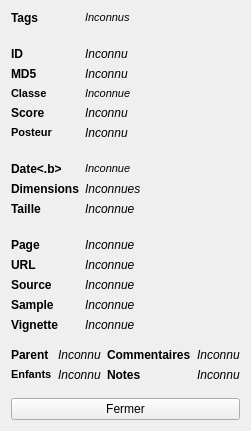
Old version of the form src/viewer/detailswindow.ui in the repository Bionus/imgbrd-grabber.
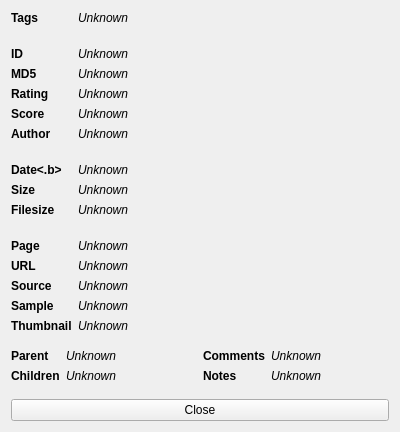
New version of the form. Icons and pictures are not drawn.

Commit message: English in detailsWindow

```diff
--- a/src/viewer/detailswindow.ui
+++ b/src/viewer/detailswindow.ui
@@ -9,7 +9,7 @@
    <rect>
     <x>0</x>
     <y>0</y>
-    <width>247</width>
+    <width>400</width>
     <height>431</height>
    </rect>
   </property>
@@ -51,11 +51,7 @@
         <enum>Qt::CustomContextMenu</enum>
        </property>
        <property name="text">
-        <string>&lt;!DOCTYPE HTML PUBLIC &quot;-//W3C//DTD HTML 4.0//EN&quot; &quot;http://www.w3.org/TR/REC-html40/strict.dtd&quot;&gt;
-&lt;html&gt;&lt;head&gt;&lt;meta name=&quot;qrichtext&quot; content=&quot;1&quot; /&gt;&lt;style type=&quot;text/css&quot;&gt;
-p, li { white-space: pre-wrap; }
-&lt;/style&gt;&lt;/head&gt;&lt;body style=&quot; font-family:'MS Shell Dlg 2'; font-size:8.25pt; font-weight:400; font-style:normal;&quot;&gt;
-&lt;p style=&quot; margin-top:0px; margin-bottom:0px; margin-left:0px; margin-right:0px; -qt-block-indent:0; text-indent:0px;&quot;&gt;&lt;span style=&quot; font-style:italic;&quot;&gt;Inconnus&lt;/span&gt;&lt;/p&gt;&lt;/body&gt;&lt;/html&gt;</string>
+        <string>&lt;i&gt;Unknown&lt;/i&gt;</string>
        </property>
        <property name="wordWrap">
         <bool>true</bool>
@@ -88,29 +84,21 @@
      <item row="2" column="1">
       <widget class="QLabel" name="labelId">
        <property name="text">
-        <string>&lt;i&gt;Inconnu&lt;/i&gt;</string>
+        <string>&lt;i&gt;Unknown&lt;/i&gt;</string>
        </property>
       </widget>
      </item>
      <item row="4" column="0">
       <widget class="QLabel" name="labelFormRating">
        <property name="text">
-        <string>&lt;!DOCTYPE HTML PUBLIC &quot;-//W3C//DTD HTML 4.0//EN&quot; &quot;http://www.w3.org/TR/REC-html40/strict.dtd&quot;&gt;
-&lt;html&gt;&lt;head&gt;&lt;meta name=&quot;qrichtext&quot; content=&quot;1&quot; /&gt;&lt;style type=&quot;text/css&quot;&gt;
-p, li { white-space: pre-wrap; }
-&lt;/style&gt;&lt;/head&gt;&lt;body style=&quot; font-family:'MS Shell Dlg 2'; font-size:8.25pt; font-weight:400; font-style:normal;&quot;&gt;
-&lt;p style=&quot; margin-top:0px; margin-bottom:0px; margin-left:0px; margin-right:0px; -qt-block-indent:0; text-indent:0px;&quot;&gt;&lt;span style=&quot; font-weight:600;&quot;&gt;Classe&lt;/span&gt;&lt;/p&gt;&lt;/body&gt;&lt;/html&gt;</string>
+        <string>&lt;b&gt;Rating&lt;/b&gt;</string>
        </property>
       </widget>
      </item>
      <item row="4" column="1">
       <widget class="QLabel" name="labelRating">
        <property name="text">
-        <string>&lt;!DOCTYPE HTML PUBLIC &quot;-//W3C//DTD HTML 4.0//EN&quot; &quot;http://www.w3.org/TR/REC-html40/strict.dtd&quot;&gt;
-&lt;html&gt;&lt;head&gt;&lt;meta name=&quot;qrichtext&quot; content=&quot;1&quot; /&gt;&lt;style type=&quot;text/css&quot;&gt;
-p, li { white-space: pre-wrap; }
-&lt;/style&gt;&lt;/head&gt;&lt;body style=&quot; font-family:'MS Shell Dlg 2'; font-size:8.25pt; font-weight:400; font-style:normal;&quot;&gt;
-&lt;p style=&quot; margin-top:0px; margin-bottom:0px; margin-left:0px; margin-right:0px; -qt-block-indent:0; text-indent:0px;&quot;&gt;&lt;span style=&quot; font-style:italic;&quot;&gt;Inconnue&lt;/span&gt;&lt;/p&gt;&lt;/body&gt;&lt;/html&gt;</string>
+        <string>&lt;i&gt;Unknown&lt;/i&gt;</string>
        </property>
        <property name="wordWrap">
         <bool>true</bool>
@@ -127,7 +115,7 @@
      <item row="5" column="1">
       <widget class="QLabel" name="labelScore">
        <property name="text">
-        <string>&lt;i&gt;Inconnu&lt;/i&gt;</string>
+        <string>&lt;i&gt;Unknown&lt;/i&gt;</string>
        </property>
        <property name="wordWrap">
         <bool>true</bool>
@@ -137,11 +125,7 @@
      <item row="6" column="0">
       <widget class="QLabel" name="labelFormUser">
        <property name="text">
-        <string>&lt;!DOCTYPE HTML PUBLIC &quot;-//W3C//DTD HTML 4.0//EN&quot; &quot;http://www.w3.org/TR/REC-html40/strict.dtd&quot;&gt;
-&lt;html&gt;&lt;head&gt;&lt;meta name=&quot;qrichtext&quot; content=&quot;1&quot; /&gt;&lt;style type=&quot;text/css&quot;&gt;
-p, li { white-space: pre-wrap; }
-&lt;/style&gt;&lt;/head&gt;&lt;body style=&quot; font-family:'MS Shell Dlg 2'; font-size:8.25pt; font-weight:400; font-style:normal;&quot;&gt;
-&lt;p style=&quot; margin-top:0px; margin-bottom:0px; margin-left:0px; margin-right:0px; -qt-block-indent:0; text-indent:0px;&quot;&gt;&lt;span style=&quot; font-weight:600;&quot;&gt;Posteur&lt;/span&gt;&lt;/p&gt;&lt;/body&gt;&lt;/html&gt;</string>
+        <string>&lt;b&gt;Author&lt;/b&gt;</string>
        </property>
       </widget>
      </item>
@@ -171,39 +155,35 @@
      <item row="8" column="1">
       <widget class="QLabel" name="labelDate">
        <property name="text">
-        <string>&lt;!DOCTYPE HTML PUBLIC &quot;-//W3C//DTD HTML 4.0//EN&quot; &quot;http://www.w3.org/TR/REC-html40/strict.dtd&quot;&gt;
-&lt;html&gt;&lt;head&gt;&lt;meta name=&quot;qrichtext&quot; content=&quot;1&quot; /&gt;&lt;style type=&quot;text/css&quot;&gt;
-p, li { white-space: pre-wrap; }
-&lt;/style&gt;&lt;/head&gt;&lt;body style=&quot; font-family:'MS Shell Dlg 2'; font-size:8.25pt; font-weight:400; font-style:normal;&quot;&gt;
-&lt;p style=&quot; margin-top:0px; margin-bottom:0px; margin-left:0px; margin-right:0px; -qt-block-indent:0; text-indent:0px;&quot;&gt;&lt;span style=&quot; font-style:italic;&quot;&gt;Inconnue&lt;/span&gt;&lt;/p&gt;&lt;/body&gt;&lt;/html&gt;</string>
+        <string>&lt;i&gt;Unknown&lt;/i&gt;</string>
        </property>
       </widget>
      </item>
      <item row="9" column="0">
       <widget class="QLabel" name="labelFormSize">
        <property name="text">
-        <string>&lt;b&gt;Dimensions&lt;/b&gt;</string>
+        <string>&lt;b&gt;Size&lt;/b&gt;</string>
        </property>
       </widget>
      </item>
      <item row="9" column="1">
       <widget class="QLabel" name="labelSize">
        <property name="text">
-        <string>&lt;i&gt;Inconnues&lt;/i&gt;</string>
+        <string>&lt;i&gt;Unknown&lt;/i&gt;</string>
        </property>
       </widget>
      </item>
      <item row="10" column="0">
       <widget class="QLabel" name="labelFormFilesize">
        <property name="text">
-        <string>&lt;b&gt;Taille&lt;/b&gt;</string>
+        <string>&lt;b&gt;Filesize&lt;/b&gt;</string>
        </property>
       </widget>
      </item>
      <item row="10" column="1">
       <widget class="QLabel" name="labelFilesize">
        <property name="text">
-        <string>&lt;i&gt;Inconnue&lt;/i&gt;</string>
+        <string>&lt;i&gt;Unknown&lt;/i&gt;</string>
        </property>
       </widget>
      </item>
@@ -217,7 +197,7 @@
      <item row="3" column="1">
       <widget class="QLabel" name="labelMd5">
        <property name="text">
-        <string>&lt;i&gt;Inconnu&lt;/i&gt;</string>
+        <string>&lt;i&gt;Unknown&lt;/i&gt;</string>
        </property>
       </widget>
      </item>
@@ -260,7 +240,7 @@
         </sizepolicy>
        </property>
        <property name="text">
-        <string>&lt;i&gt;Inconnue&lt;/i&gt;</string>
+        <string>&lt;i&gt;Unknown&lt;/i&gt;</string>
        </property>
        <property name="wordWrap">
         <bool>true</bool>
@@ -279,7 +259,7 @@
         </sizepolicy>
        </property>
        <property name="text">
-        <string>&lt;i&gt;Inconnue&lt;/i&gt;</string>
+        <string>&lt;i&gt;Unknown&lt;/i&gt;</string>
        </property>
        <property name="wordWrap">
         <bool>true</bool>
@@ -299,7 +279,7 @@
      <item row="16" column="0">
       <widget class="QLabel" name="labelFormPreview">
        <property name="text">
-        <string>&lt;b&gt;Vignette&lt;/b&gt;</string>
+        <string>&lt;b&gt;Thumbnail&lt;/b&gt;</string>
        </property>
       </widget>
      </item>
@@ -312,7 +292,7 @@
         </sizepolicy>
        </property>
        <property name="text">
-        <string>&lt;i&gt;Inconnue&lt;/i&gt;</string>
+        <string>&lt;i&gt;Unknown&lt;/i&gt;</string>
        </property>
        <property name="wordWrap">
         <bool>true</bool>
@@ -331,7 +311,7 @@
         </sizepolicy>
        </property>
        <property name="text">
-        <string>&lt;i&gt;Inconnue&lt;/i&gt;</string>
+        <string>&lt;i&gt;Unknown&lt;/i&gt;</string>
        </property>
        <property name="wordWrap">
         <bool>true</bool>
@@ -357,7 +337,7 @@
         </sizepolicy>
        </property>
        <property name="text">
-        <string>&lt;i&gt;Inconnue&lt;/i&gt;</string>
+        <string>&lt;i&gt;Unknown&lt;/i&gt;</string>
        </property>
        <property name="wordWrap">
         <bool>true</bool>
@@ -370,7 +350,7 @@
      <item row="6" column="1">
       <widget class="QLabel" name="labelUser">
        <property name="text">
-        <string>&lt;i&gt;Inconnu&lt;/i&gt;</string>
+        <string>&lt;i&gt;Unknown&lt;/i&gt;</string>
        </property>
        <property name="wordWrap">
         <bool>true</bool>
@@ -412,25 +392,21 @@
        <item row="0" column="1">
         <widget class="QLabel" name="labelParent">
          <property name="text">
-          <string>&lt;i&gt;Inconnu&lt;/i&gt;</string>
+          <string>&lt;i&gt;Unknown&lt;/i&gt;</string>
          </property>
         </widget>
        </item>
        <item row="1" column="0">
         <widget class="QLabel" name="labelFormChildren">
          <property name="text">
-          <string>&lt;!DOCTYPE HTML PUBLIC &quot;-//W3C//DTD HTML 4.0//EN&quot; &quot;http://www.w3.org/TR/REC-html40/strict.dtd&quot;&gt;
-&lt;html&gt;&lt;head&gt;&lt;meta name=&quot;qrichtext&quot; content=&quot;1&quot; /&gt;&lt;style type=&quot;text/css&quot;&gt;
-p, li { white-space: pre-wrap; }
-&lt;/style&gt;&lt;/head&gt;&lt;body style=&quot; font-family:'MS Shell Dlg 2'; font-size:8.25pt; font-weight:400; font-style:normal;&quot;&gt;
-&lt;p style=&quot; margin-top:0px; margin-bottom:0px; margin-left:0px; margin-right:0px; -qt-block-indent:0; text-indent:0px;&quot;&gt;&lt;span style=&quot; font-weight:600;&quot;&gt;Enfants&lt;/span&gt;&lt;/p&gt;&lt;/body&gt;&lt;/html&gt;</string>
+          <string>&lt;b&gt;Children&lt;/b&gt;</string>
          </property>
         </widget>
        </item>
        <item row="1" column="1">
         <widget class="QLabel" name="labelChildren">
          <property name="text">
-          <string>&lt;i&gt;Inconnu&lt;/i&gt;</string>
+          <string>&lt;i&gt;Unknown&lt;/i&gt;</string>
          </property>
         </widget>
        </item>
@@ -441,14 +417,14 @@
        <item row="0" column="0">
         <widget class="QLabel" name="labelFormComments">
          <property name="text">
-          <string>&lt;b&gt;Commentaires&lt;/b&gt;</string>
+          <string>&lt;b&gt;Comments&lt;/b&gt;</string>
          </property>
         </widget>
        </item>
        <item row="0" column="1">
         <widget class="QLabel" name="labelComments">
          <property name="text">
-          <string>&lt;i&gt;Inconnu&lt;/i&gt;</string>
+          <string>&lt;i&gt;Unknown&lt;/i&gt;</string>
          </property>
         </widget>
        </item>
@@ -462,7 +438,7 @@
        <item row="1" column="1">
         <widget class="QLabel" name="labelNotes">
          <property name="text">
-          <string>&lt;i&gt;Inconnu&lt;/i&gt;</string>
+          <string>&lt;i&gt;Unknown&lt;/i&gt;</string>
          </property>
         </widget>
        </item>
@@ -489,7 +465,7 @@
    <item>
     <widget class="QPushButton" name="pushButton">
      <property name="text">
-      <string>Fermer</string>
+      <string>Close</string>
      </property>
     </widget>
    </item>
```
Left out of the diff: 2 changed lines with no effect on the pictures. The commit also changes 1 other file.
